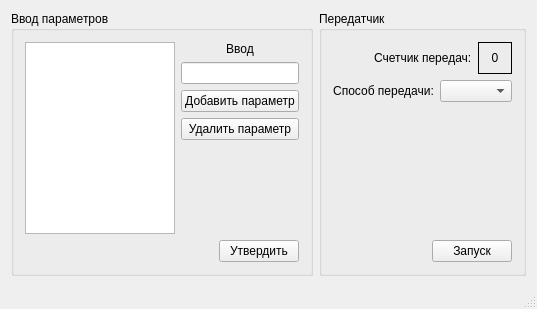
This is View/mainwindow.ui in ReCursia/Imitator as Qt 5 draws it before an edit. The edited form follows.
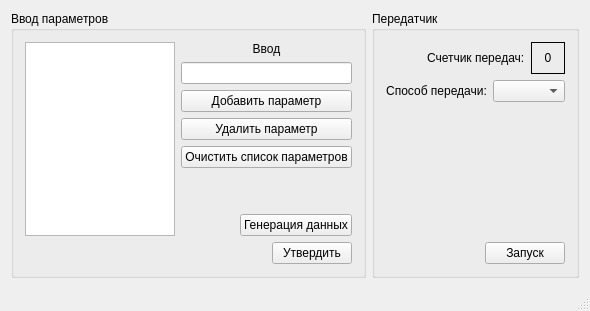
This is the edited form. Custom widgets are drawn as their Qt base class.

The edit to the form file:
```diff
--- a/View/mainwindow.ui
+++ b/View/mainwindow.ui
@@ -6,8 +6,8 @@
    <rect>
     <x>0</x>
     <y>0</y>
-    <width>513</width>
-    <height>304</height>
+    <width>561</width>
+    <height>311</height>
    </rect>
   </property>
   <property name="windowTitle">
@@ -105,11 +105,21 @@
              </property>
             </widget>
            </item>
+           <item>
+            <widget class="QPushButton" name="deleteAllButton">
+             <property name="text">
+              <string>Очистить список параметров</string>
+             </property>
+            </widget>
+           </item>
            <item>
             <spacer name="verticalSpacer_2">
              <property name="orientation">
               <enum>Qt::Vertical</enum>
              </property>
+             <property name="sizeType">
+              <enum>QSizePolicy::Minimum</enum>
+             </property>
              <property name="sizeHint" stdset="0">
               <size>
                <width>20</width>
@@ -118,6 +128,30 @@
              </property>
             </spacer>
            </item>
+           <item>
+            <layout class="QHBoxLayout" name="horizontalLayout_7">
+             <item>
+              <spacer name="horizontalSpacer_3">
+               <property name="orientation">
+                <enum>Qt::Horizontal</enum>
+               </property>
+               <property name="sizeHint" stdset="0">
+                <size>
+                 <width>40</width>
+                 <height>20</height>
+                </size>
+               </property>
+              </spacer>
+             </item>
+             <item>
+              <widget class="QPushButton" name="generateDataButton">
+               <property name="text">
+                <string>Генерация данных</string>
+               </property>
+              </widget>
+             </item>
+            </layout>
+           </item>
           </layout>
          </item>
         </layout>
@@ -266,6 +300,9 @@
          <property name="orientation">
           <enum>Qt::Vertical</enum>
          </property>
+         <property name="sizeType">
+          <enum>QSizePolicy::Expanding</enum>
+         </property>
          <property name="sizeHint" stdset="0">
           <size>
            <width>20</width>
```
